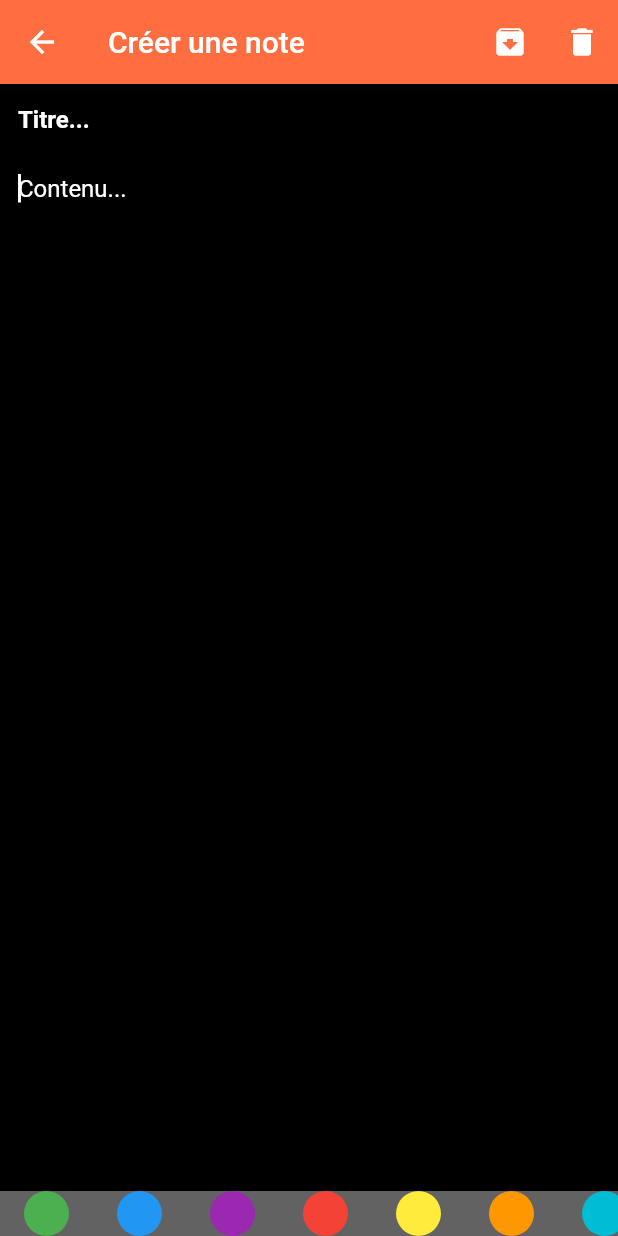
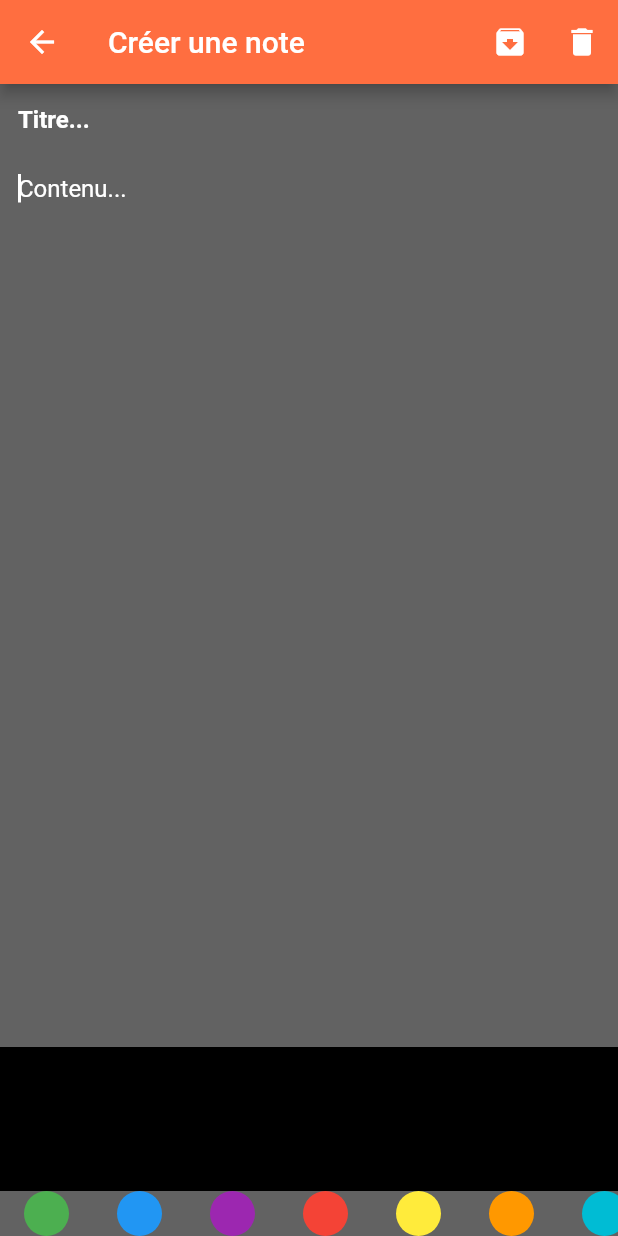
Before and after one commit to CorentinMAG/Flutter-TODOAPP, a Flutter app: the screen it shows after launch, after a tap on the "brightness low" icon, after a tap on the "add" icon, on a phone screen of 412 x 824 dp. Run offline on Flutter 3.47's test engine with Material 2 defaults, Android fonts, the phone set to English and light mode, and no system bars; our stand-ins replace flutter_svg.

```diff
--- /dev/null
+++ b/lib/models/NoteStateModifier.dart
@@ -0,0 +1,8 @@
+import 'package:flutter/cupertino.dart';
+import 'package:mytodoapp/models/colors.dart';
+
+class NoteStateModifier extends ChangeNotifier {
+  bool isEditing = false;
+
+  void createNote(NoteColor note) {}
+}
--- a/lib/screens/create_note_screen.dart
+++ b/lib/screens/create_note_screen.dart
@@ -12,6 +12,14 @@ class CreateNote extends StatefulWidget {
 class _CreateNoteState extends State<CreateNote> {
   final InputTitleController = TextEditingController();
   final InputContentController = TextEditingController();
+  Color mycolor = Colors.white38;
+  ScrollController _scrollController;
+
+  @override
+  void initState() {
+    _scrollController = ScrollController();
+    super.initState();
+  }
 
   @override
   void dispose() {
@@ -28,6 +36,7 @@ class _CreateNoteState extends State<CreateNote> {
               : InputTitleController.text,
           content: InputContentController.text,
           isArchived: false,
+          color: mycolor,
           isImportant: false);
       print(note.toString());
     }
@@ -44,8 +53,10 @@ class _CreateNoteState extends State<CreateNote> {
                   ? null
                   : InputTitleController.text,
               content: InputContentController.text,
+              color: mycolor,
               isArchived: false,
               isImportant: false);
+          print(note);
         }
         Navigator.pop(context);
       },
@@ -82,64 +93,12 @@ class _CreateNoteState extends State<CreateNote> {
             ),
           ],
         ),
-        body: AddNoteForm(
-            titleController: InputTitleController,
-            contentController: InputContentController),
+        body: _AddNoteForm(),
       ),
     );
   }
-}
 
-class AddNoteForm extends StatefulWidget {
-  final TextEditingController titleController;
-  final TextEditingController contentController;
-
-  const AddNoteForm({Key key, this.titleController, this.contentController})
-      : super(key: key);
-  @override
-  _AddNoteFormState createState() => _AddNoteFormState();
-}
-
-class _AddNoteFormState extends State<AddNoteForm> {
-  ScrollController _scrollController;
-
-  @override
-  void initState() {
-    _scrollController = ScrollController();
-    super.initState();
-  }
-
-  @override
-  Widget build(BuildContext context) {
-    return Container(
-      child: Column(
-        children: [
-          Expanded(
-            child: CustomScrollView(
-              controller: _scrollController,
-              slivers: [
-                SliverToBoxAdapter(
-                  child: _TitleInput(context, widget.titleController),
-                ),
-                SliverToBoxAdapter(
-                  child: _ContentInput(context, widget.contentController),
-                ),
-              ],
-            ),
-          ),
-          Container(
-            width: double.infinity,
-            height: 30.0,
-            child: _ListChoiceColor(availableColors),
-            color: Color.fromRGBO(245, 245, 245, 0.4),
-          )
-        ],
-      ),
-    );
-  }
-}
-
-Widget _TitleInput(context, controller) {
+  Widget _TitleInput(context, controller, color) {
     return TextField(
       controller: controller,
       textCapitalization: TextCapitalization.sentences,
@@ -148,6 +107,7 @@ Widget _TitleInput(context, controller) {
           fontWeight: FontWeight.bold,
           color: Theme.of(context).textTheme.headline6.color),
       decoration: InputDecoration(
+        fillColor: color,
         hintText: 'Titre...',
         hintStyle: TextStyle(
             fontWeight: FontWeight.bold,
@@ -158,15 +118,17 @@ Widget _TitleInput(context, controller) {
     );
   }
 
-Widget _ContentInput(context, controller) {
+  Widget _ContentInput(context, controller, color) {
     return TextField(
       controller: controller,
       autofocus: true,
       maxLines: 30,
       style: TextStyle(color: Theme.of(context).textTheme.headline6.color),
       decoration: InputDecoration(
+        fillColor: color,
         hintText: 'Contenu...',
-      hintStyle: TextStyle(color: Theme.of(context).textTheme.headline6.color),
+        hintStyle:
+            TextStyle(color: Theme.of(context).textTheme.headline6.color),
         filled: true,
         border: InputBorder.none,
       ),
@@ -182,7 +144,11 @@ Widget _ListChoiceColor(List<NoteColor> items) {
           itemBuilder: (BuildContext context, int index) {
             final NoteColor color = items[index];
             return GestureDetector(
-            onTap: () => print(color.color),
+              onTap: () {
+                setState(() {
+                  mycolor = color.color;
+                });
+              },
               child: Stack(
                 alignment: Alignment.center,
                 children: [
@@ -201,3 +167,33 @@ Widget _ListChoiceColor(List<NoteColor> items) {
           }),
     );
   }
+
+  Widget _AddNoteForm() {
+    return Container(
+      child: Column(
+        children: [
+          Expanded(
+            child: CustomScrollView(
+              controller: _scrollController,
+              slivers: [
+                SliverToBoxAdapter(
+                  child: _TitleInput(context, InputTitleController, mycolor),
+                ),
+                SliverToBoxAdapter(
+                  child:
+                      _ContentInput(context, InputContentController, mycolor),
+                ),
+              ],
+            ),
+          ),
+          Container(
+            width: double.infinity,
+            height: 30.0,
+            child: _ListChoiceColor(availableColors),
+            color: Color.fromRGBO(245, 245, 245, 0.4),
+          )
+        ],
+      ),
+    );
+  }
+}
--- a/pubspec.yaml
+++ b/pubspec.yaml
@@ -24,6 +24,8 @@ dependencies:
   provider: ^4.3.2+2
   flutter_svg: ^0.19.0
   animations: ^1.1.2
+  sqflite: ^1.3.1+1
+  path: ^1.7.0
   flutter:
     sdk: flutter
 
```
Also changed, not shown: pubspec.lock. Lines whose indentation alone changed are shown as unchanged.
